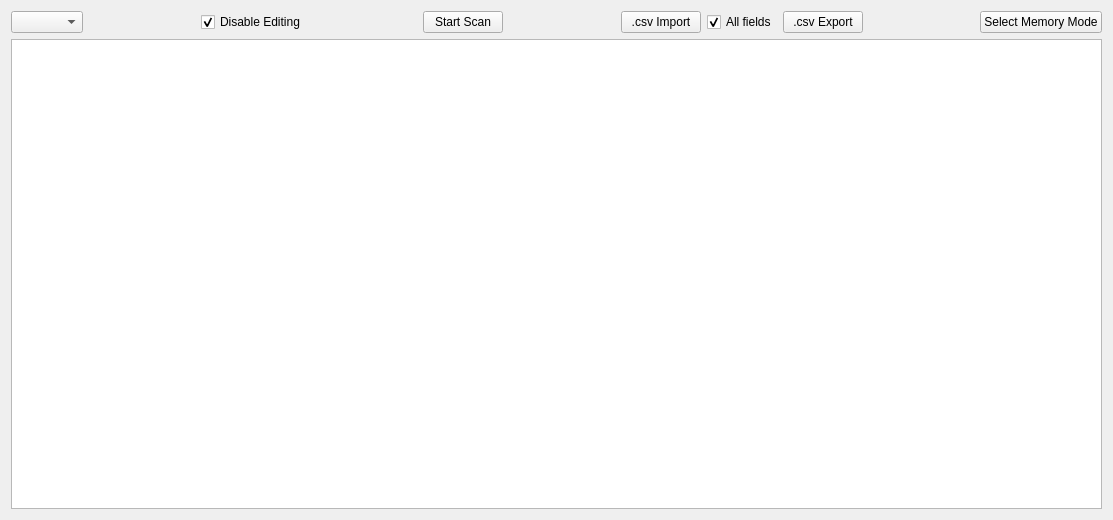
This is src/memories.ui in kazushinjo/wfview-mac as Qt 5 draws it before an edit. The edited form follows.
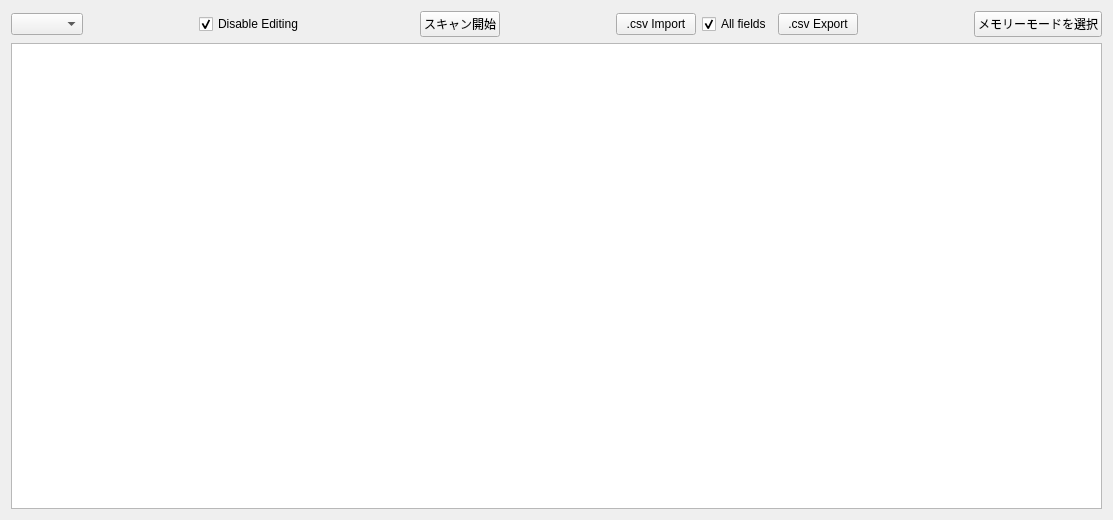
This is the edited form. Custom widgets are drawn as their Qt base class.

Commit message: Port wfview-win 2.33 changes: Settings as home screen, FT-817 scan window

Patch:
```diff
--- a/src/memories.ui
+++ b/src/memories.ui
@@ -67,7 +67,7 @@
        <item>
         <widget class="QPushButton" name="scanButton">
          <property name="text">
-          <string>Start Scan</string>
+          <string>スキャン開始</string>
          </property>
         </widget>
        </item>
@@ -124,7 +124,7 @@
        <item>
         <widget class="QPushButton" name="modeButton">
          <property name="text">
-          <string>Select Memory Mode</string>
+          <string>メモリーモードを選択</string>
          </property>
         </widget>
        </item>
```
The commit also changes 20 other files.
